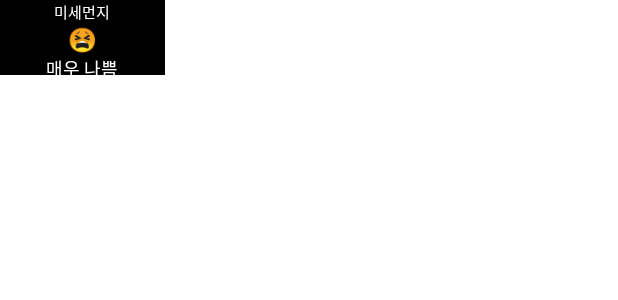
After one commit to eoqkrskfk94/aop-part4-chapter06, an Android app: the layout widget.xml on its own in the app's theme, with its tools: preview values and no code run, on a phone screen of 412 x 824 dp. The commit adds this screen. Shown: the top 300 px of the screen. Run offline under Robolectric (Android 15) with nearby library versions, the phone set to English and light mode, and no system bars.

Commit message:
[Add] 위젯 추가하기

```diff
--- a/app/build.gradle
+++ b/app/build.gradle
@@ -57,4 +57,7 @@ dependencies {
     implementation'com.squareup.retrofit2:retrofit:2.9.0'
     implementation'com.squareup.retrofit2:converter-gson:2.9.0'
     implementation'com.squareup.okhttp3:logging-interceptor:4.6.0'
+
+    implementation'androidx.lifecycle:lifecycle-service:2.3.1'
+    implementation'androidx.lifecycle:lifecycle-runtime-ktx:2.3.1'
 }
--- /dev/null
+++ b/app/src/main/res/drawable/shape_widget_background.xml
@@ -0,0 +1,10 @@
+<?xml version="1.0" encoding="utf-8"?>
+<shape xmlns:android="http://schemas.android.com/apk/res/android"
+    android:shape="rectangle">
+
+    <corners android:radius="10dp" />
+    <stroke
+        android:width="1dp"
+        android:color="@color/white" />
+
+</shape>
--- /dev/null
+++ b/app/src/main/res/layout/widget.xml
@@ -0,0 +1,44 @@
+<?xml version="1.0" encoding="utf-8"?>
+<LinearLayout xmlns:android="http://schemas.android.com/apk/res/android"
+    xmlns:tools="http://schemas.android.com/tools"
+    android:layout_width="match_parent"
+    android:layout_height="match_parent"
+    android:background="@drawable/shape_widget_background"
+    android:gravity="center"
+    android:orientation="vertical"
+    tools:background="@color/black"
+    tools:layout_height="50dp"
+    tools:layout_width="110dp">
+
+    <TextView
+        android:id="@+id/labelTextView"
+        android:layout_width="wrap_content"
+        android:layout_height="wrap_content"
+        android:text="미세먼지"
+        android:textColor="@color/white"
+        android:textSize="10sp"
+        android:visibility="gone"
+        tools:ignore="HardcodedText,SmallSp"
+        tools:visibility="visible" />
+
+    <TextView
+        android:id="@+id/resultTextView"
+        android:layout_width="wrap_content"
+        android:layout_height="wrap_content"
+        android:text="로딩중"
+        android:textColor="@color/white"
+        android:textSize="15sp"
+        tools:text="😫"
+        tools:ignore="HardcodedText" />
+
+    <TextView
+        android:id="@+id/gradeLabelTextView"
+        android:layout_width="wrap_content"
+        android:layout_height="wrap_content"
+        android:textColor="@color/white"
+        android:textSize="12sp"
+        android:visibility="gone"
+        tools:text="매우 나쁨"
+        tools:visibility="visible" />
+
+</LinearLayout>
```
Also changed, not shown: app/src/main/AndroidManifest.xml (+13 -0 lines), app/src/main/java/io/mobinity/wantact/aop_part4_chapter06/MainActivity.kt (+29 -4 lines), app/src/main/java/io/mobinity/wantact/aop_part4_chapter06/appwidget/WidgetProvider.kt (added, +153 -0 lines), app/src/main/res/xml/widget_info.xml (added, +8 -0 lines).
